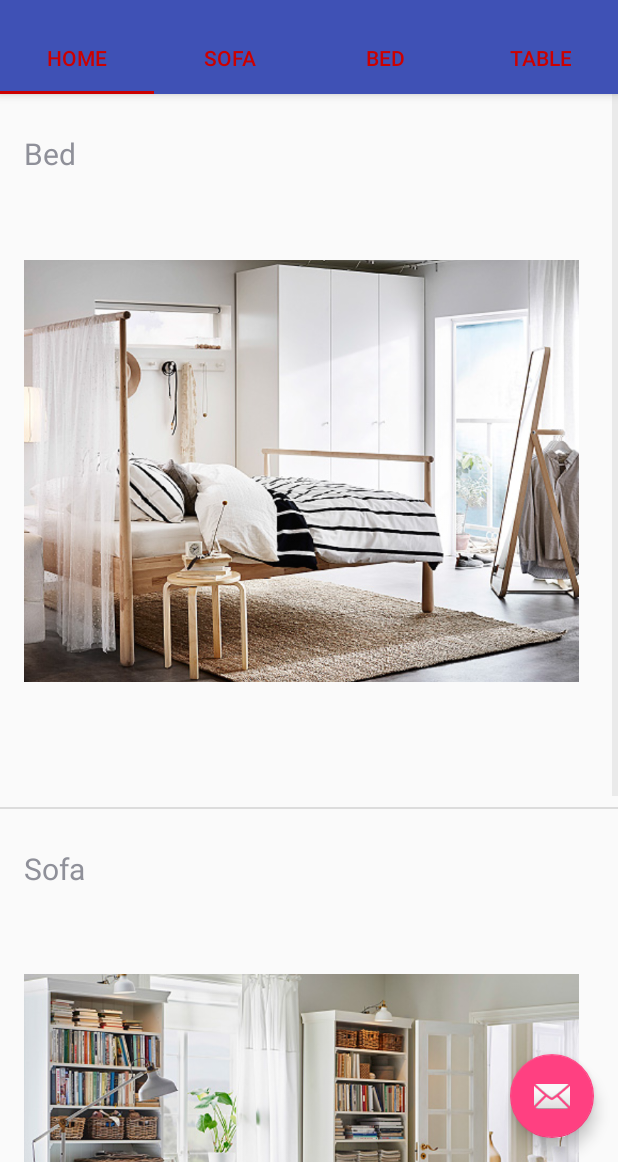
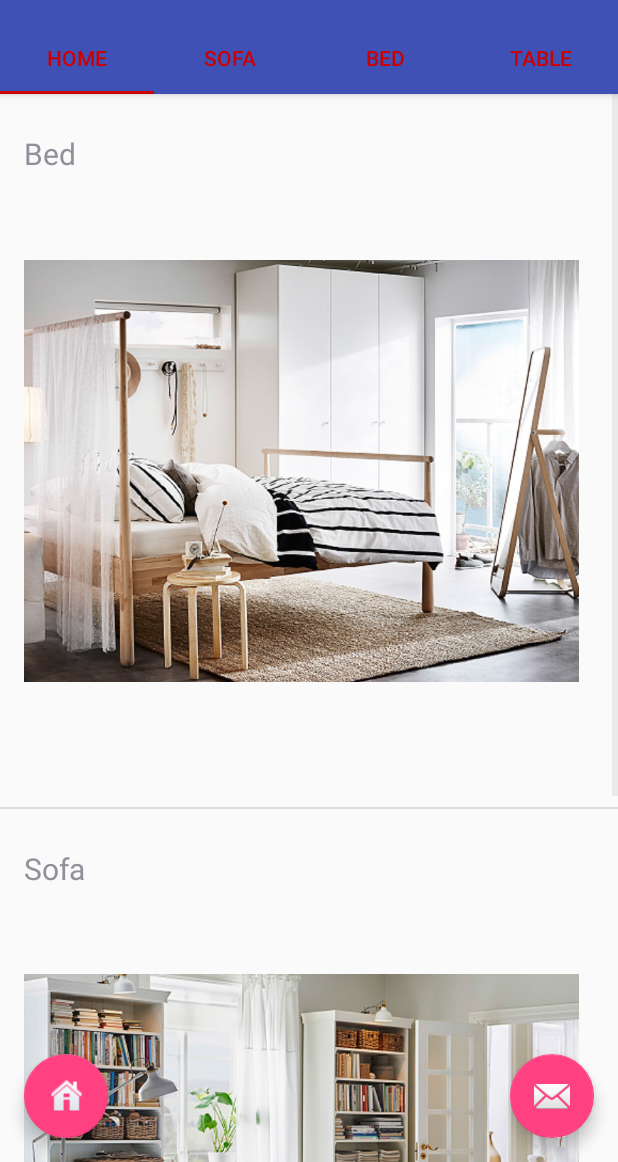
Before and after one commit to liguanzhu92/AiKea, an Android app: the MainActivity screen opened directly, with no data from a screen before it, on a phone screen of 412 x 824 dp, the part 74-1236 px from its top. Run offline under Robolectric (Android 15) with nearby library versions, the phone set to English and light mode, and no system bars.

Commit message:
switch between tabs

```diff
--- a/app/build.gradle
+++ b/app/build.gradle
@@ -25,5 +25,7 @@ dependencies {
     })
     compile 'com.android.support:appcompat-v7:25.1.0'
     compile 'com.android.support:design:25.1.0'
+    compile 'com.android.support:cardview-v7:25.1.0'
+    compile 'com.android.support:recyclerview-v7:25.1.0'
     testCompile 'junit:junit:4.12'
 }
--- a/app/src/main/java/com/example/guanzhuli/myapplication/MainActivity.java
+++ b/app/src/main/java/com/example/guanzhuli/myapplication/MainActivity.java
@@ -97,6 +97,13 @@ public class MainActivity extends AppCompatActivity implements TabLayout.OnTabSe
           }
       });
         Log.i("email", "email");
+        FloatingActionButton fabHome = (FloatingActionButton) findViewById(R.id.fab_home);
+        fabHome.setOnClickListener(new View.OnClickListener() {
+            @Override
+            public void onClick(View view) {
+                mTabLayout.getTabAt(0).select();
+            }
+        });
     }
 
 
@@ -146,10 +153,10 @@ public class MainActivity extends AppCompatActivity implements TabLayout.OnTabSe
                     TabHome tab1 = new TabHome();
                     return tab1;
                 case 1:
-                    TabSofa tab2 = new TabSofa();
+                    TabBed tab2 = new TabBed();
                     return tab2;
                 case 2:
-                    TabBed tab3 = new TabBed();
+                    TabSofa tab3 = new TabSofa();
                     return tab3;
                 case 3:
                     TabTable tab4 = new TabTable();
--- a/app/src/main/java/com/example/guanzhuli/myapplication/TabHome.java
+++ b/app/src/main/java/com/example/guanzhuli/myapplication/TabHome.java
@@ -5,6 +5,7 @@ import android.app.FragmentTransaction;
 import android.content.Intent;
 import android.os.Bundle;
 
+import android.support.design.widget.TabLayout;
 import android.support.v4.app.ListFragment;
 import android.view.LayoutInflater;
 import android.view.View;
@@ -46,7 +47,8 @@ public class TabHome extends ListFragment{
     @Override
     public void onListItemClick(ListView l, View v, int position, long id) {
         super.onListItemClick(l, v, position, id);
-        Toast.makeText(getActivity(), aList.get(position).get(cateName), Toast.LENGTH_SHORT).show();
-
+        Toast.makeText(getActivity(), "it is " + position, Toast.LENGTH_SHORT).show();
+        TabLayout tabhost = (TabLayout) getActivity().findViewById(R.id.tabs);
+        tabhost.getTabAt(position+1).select();
     }
 }
--- a/app/src/main/res/layout/activity_main.xml
+++ b/app/src/main/res/layout/activity_main.xml
@@ -50,5 +50,12 @@
         android:layout_gravity="end|bottom"
         android:layout_margin="@dimen/fab_margin"
         app:srcCompat="@android:drawable/ic_dialog_email" />
+    <android.support.design.widget.FloatingActionButton
+            android:layout_width="wrap_content"
+            android:layout_height="wrap_content"
+            android:clickable="true"
+            android:layout_margin="@dimen/fab_margin"
+            app:srcCompat="@drawable/home" android:id="@+id/fab_home"
+            android:layout_gravity="bottom|left"/>
 
 </android.support.design.widget.CoordinatorLayout>
```
Also changed, not shown: app/src/main/res/drawable/home.png (added).
